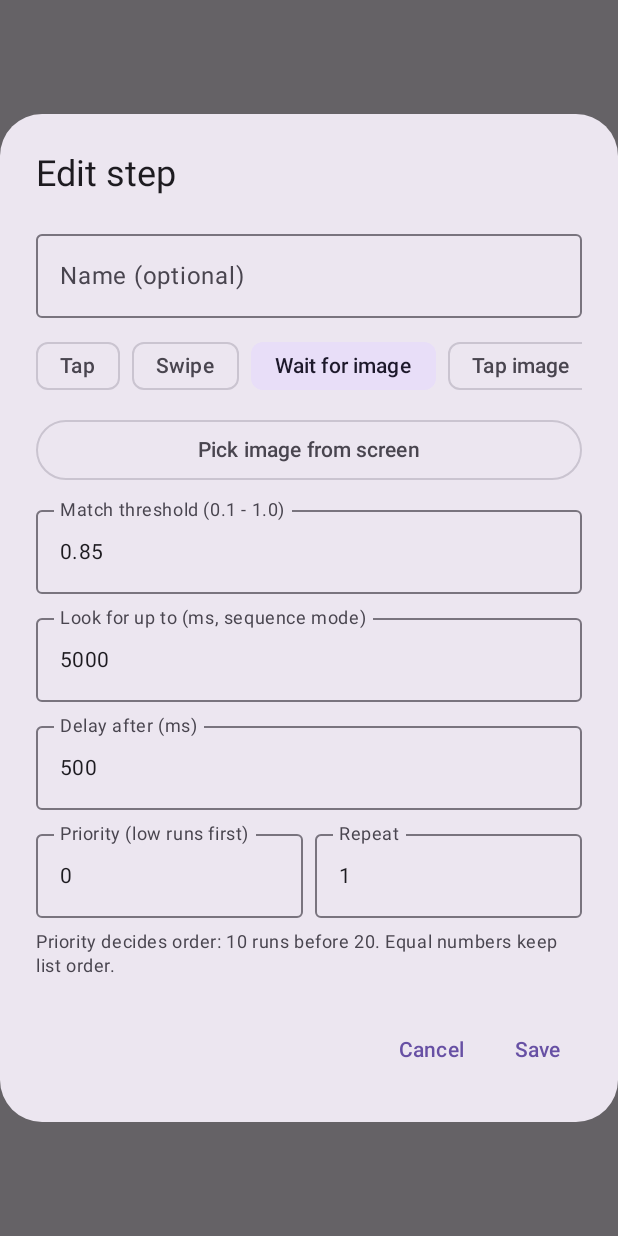
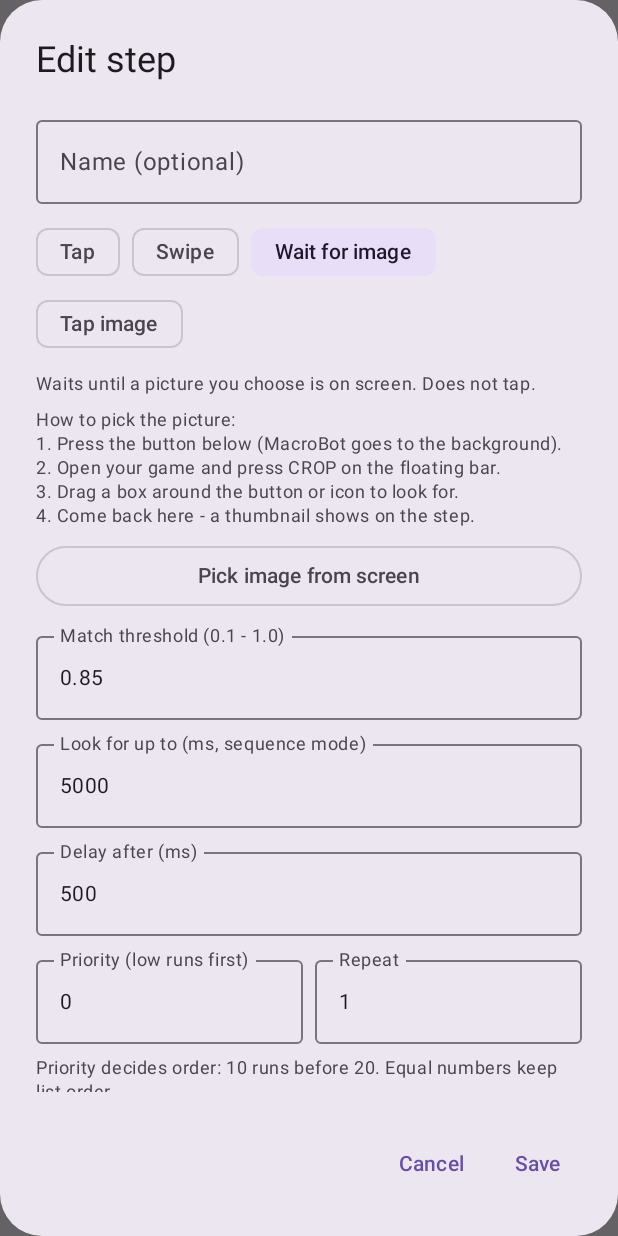
Before and after one commit to Ultimate0026/Ultimate, an Android app built with Jetpack Compose: the composable StepDialog shown on its own in the app's theme, after a tap on "Wait for image", on a phone screen of 412 x 824 dp. Run offline under Robolectric (Android 15) with nearby library versions, the phone set to English and light mode, and no system bars; 2 other taps on this screen came first.

Commit message:
Make image steps easy to find: dedicated Image step button, visible step types, pick instructions
Co-Authored-By: Claude Sonnet 5.5 <noreply@anthropic.com>

```diff
--- a/app/src/main/java/com/ultimate/macrobot/ui/StepDialog.kt
+++ b/app/src/main/java/com/ultimate/macrobot/ui/StepDialog.kt
@@ -3,6 +3,8 @@ package com.ultimate.macrobot.ui
 import androidx.compose.foundation.horizontalScroll
 import androidx.compose.foundation.layout.Arrangement
 import androidx.compose.foundation.layout.Column
+import androidx.compose.foundation.layout.ExperimentalLayoutApi
+import androidx.compose.foundation.layout.FlowRow
 import androidx.compose.foundation.layout.Row
 import androidx.compose.foundation.layout.fillMaxWidth
 import androidx.compose.foundation.rememberScrollState
@@ -40,6 +42,7 @@ fun NumField(label: String, value: Long, modifier: Modifier = Modifier, onValue:
     )
 }
 
+@OptIn(ExperimentalLayoutApi::class)
 @Composable
 fun StepDialog(
     initial: Step,
@@ -67,7 +70,7 @@ fun StepDialog(
                     singleLine = true,
                     modifier = Modifier.fillMaxWidth(),
                 )
-                Row(Modifier.horizontalScroll(rememberScrollState()), horizontalArrangement = Arrangement.spacedBy(8.dp)) {
+                FlowRow(horizontalArrangement = Arrangement.spacedBy(8.dp)) {
                     StepType.entries.forEach { type ->
                         FilterChip(
                             selected = step.type == type,
@@ -76,6 +79,15 @@ fun StepDialog(
                         )
                     }
                 }
+                Text(
+                    when (step.type) {
+                        StepType.TAP -> "Taps one fixed spot on the screen."
+                        StepType.SWIPE -> "Drags from one spot to another."
+                        StepType.WAIT_IMAGE -> "Waits until a picture you choose is on screen. Does not tap."
+                        StepType.TAP_IMAGE -> "Looks for a picture you choose and taps it wherever it appears."
+                    },
+                    style = MaterialTheme.typography.bodySmall,
+                )
 
                 if (!step.needsImage) {
                     Row(horizontalArrangement = Arrangement.spacedBy(8.dp)) {
@@ -97,6 +109,14 @@ fun StepDialog(
                 }
 
                 if (step.needsImage) {
+                    Text(
+                        "How to pick the picture:\n" +
+                            "1. Press the button below (MacroBot goes to the background).\n" +
+                            "2. Open your game and press CROP on the floating bar.\n" +
+                            "3. Drag a box around the button or icon to look for.\n" +
+                            "4. Come back here - a thumbnail shows on the step.",
+                        style = MaterialTheme.typography.bodySmall,
+                    )
                     OutlinedButton(onClick = { onPickImage(current()) }, modifier = Modifier.fillMaxWidth()) {
                         Text(if (step.templateFile == null) "Pick image from screen" else "Re-pick image from screen")
                     }
```
Also changed, not shown: app/src/main/java/com/ultimate/macrobot/ui/EditorScreen.kt (+13 -5 lines), 1 other file.
